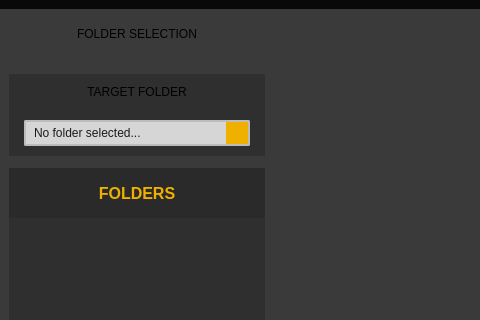
Above: optical/ui/Optical_20260430.ui from HarryShaper/Optical before the change; both pictures show x 0 to 480 and y 123 to 443 of the 1153 by 834 pixel window. Below: the same form after it.
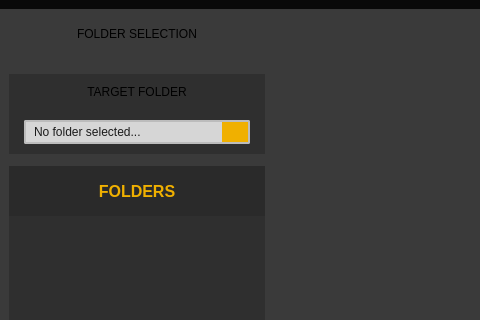
That is the form after the change.

```diff
--- a/optical/ui/Optical_20260430.ui
+++ b/optical/ui/Optical_20260430.ui
@@ -124,9 +124,6 @@
     color: #1b1b1b;
     border: none;
     padding: 0px 6px;
-
-    min-height: 22px;
-    max-height: 22px;
 }
 
 /* Button has no border now */
@@ -136,10 +133,10 @@
     border: none;
     padding: 0px;
 
-    min-width: 22px;
-    max-width: 22px;
-    min-height: 22px;
-    max-height: 22px;
+    min-width: 26px;
+    max-width: 26px;
+    min-height: 20px;
+    max-height: 20px;
 }
 
 QPushButton#btn_browseTargetFolder:hover {
@@ -992,7 +989,7 @@
                                        <property name="minimumSize">
                                         <size>
                                          <width>0</width>
-                                         <height>22</height>
+                                         <height>0</height>
                                         </size>
                                        </property>
                                        <property name="text">
@@ -1007,14 +1004,14 @@
                                       <widget class="QPushButton" name="btn_browseTargetFolder">
                                        <property name="minimumSize">
                                         <size>
-                                         <width>22</width>
-                                         <height>22</height>
+                                         <width>26</width>
+                                         <height>20</height>
                                         </size>
                                        </property>
                                        <property name="maximumSize">
                                         <size>
-                                         <width>22</width>
-                                         <height>22</height>
+                                         <width>26</width>
+                                         <height>20</height>
                                         </size>
                                        </property>
                                        <property name="text">
```
